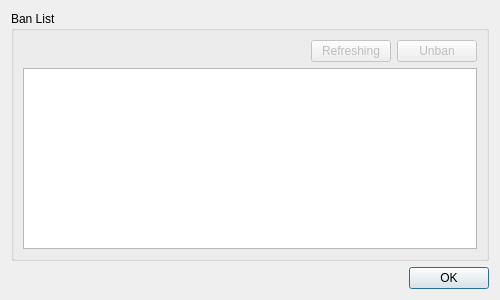
Above: src/lichii/multiplayer/moderation_dialog.ui from ddddng/Lichii before the change. Below: the same form after it.
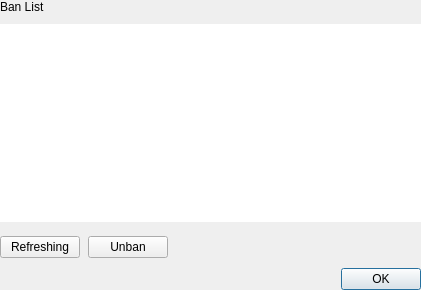
That is the form after the change.

Commit message: Multiplayer: Moderation dialog from Paper

Diff of the .ui file:
```diff
--- a/src/lichii/multiplayer/moderation_dialog.ui
+++ b/src/lichii/multiplayer/moderation_dialog.ui
@@ -9,60 +9,77 @@
    <rect>
     <x>0</x>
     <y>0</y>
-    <width>500</width>
-    <height>300</height>
+    <width>421</width>
+    <height>290</height>
    </rect>
   </property>
-  <layout class="QVBoxLayout">
+  <layout class="QVBoxLayout" name="verticalLayout">
+   <property name="spacing">
+    <number>10</number>
+   </property>
+   <property name="leftMargin">
+    <number>0</number>
+   </property>
+   <property name="topMargin">
+    <number>0</number>
+   </property>
+   <property name="rightMargin">
+    <number>0</number>
+   </property>
+   <property name="bottomMargin">
+    <number>0</number>
+   </property>
    <item>
-    <widget class="QGroupBox" name="ban_list_group_box">
-     <property name="title">
+    <widget class="QLabel" name="ban_list_label">
+     <property name="text">
       <string>Ban List</string>
      </property>
-     <layout class="QVBoxLayout">
-      <item>
-       <layout class="QHBoxLayout">
-        <item>
-         <spacer name="horizontalSpacer">
-          <property name="orientation">
-           <enum>Qt::Horizontal</enum>
-          </property>
-          <property name="sizeHint" stdset="0">
-           <size>
-            <width>40</width>
-            <height>20</height>
-           </size>
-          </property>
-         </spacer>
-        </item>
-        <item>
-         <widget class="QPushButton" name="refresh">
-          <property name="text">
-           <string>Refreshing</string>
-          </property>
-          <property name="enabled">
-           <bool>false</bool>
-          </property>
-         </widget>
-        </item>
-        <item>
-         <widget class="QPushButton" name="unban">
-          <property name="text">
-           <string>Unban</string>
-          </property>
-          <property name="enabled">
-           <bool>false</bool>
-          </property>
-         </widget>
-        </item>
-       </layout>
-      </item>
-      <item>
-       <widget class="QTreeView" name="ban_list_view"/>
-      </item>
-     </layout>
     </widget>
    </item>
+   <item>
+    <widget class="QTreeView" name="ban_list_view">
+     <property name="frameShape">
+      <enum>QFrame::NoFrame</enum>
+     </property>
+    </widget>
+   </item>
+   <item>
+    <layout class="QHBoxLayout" name="list_actions">
+     <property name="spacing">
+      <number>8</number>
+     </property>
+     <property name="topMargin">
+      <number>4</number>
+     </property>
+     <item>
+      <widget class="QPushButton" name="refresh">
+       <property name="text">
+        <string>Refreshing</string>
+       </property>
+      </widget>
+     </item>
+     <item>
+      <widget class="QPushButton" name="unban">
+       <property name="text">
+        <string>Unban</string>
+       </property>
+      </widget>
+     </item>
+     <item>
+      <spacer name="list_actions_spacer">
+       <property name="orientation">
+        <enum>Qt::Horizontal</enum>
+       </property>
+       <property name="sizeHint" stdset="0">
+        <size>
+         <width>0</width>
+         <height>0</height>
+        </size>
+       </property>
+      </spacer>
+     </item>
+    </layout>
+   </item>
    <item>
     <widget class="QDialogButtonBox" name="buttonBox">
      <property name="standardButtons">
```
The commit also changes 1 other file.
